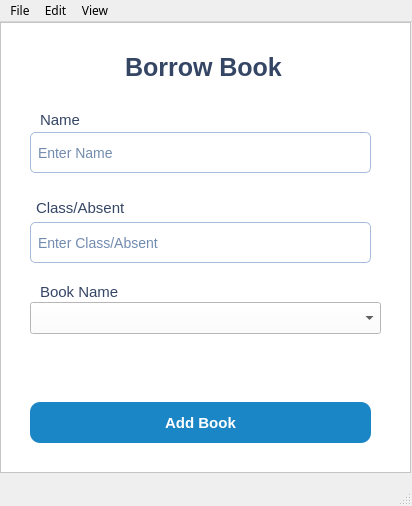
First picture: the form in src/ui/borrowBookPopUpWindow.ui, repository NicholasFeltrin/Bitary, before the edit.
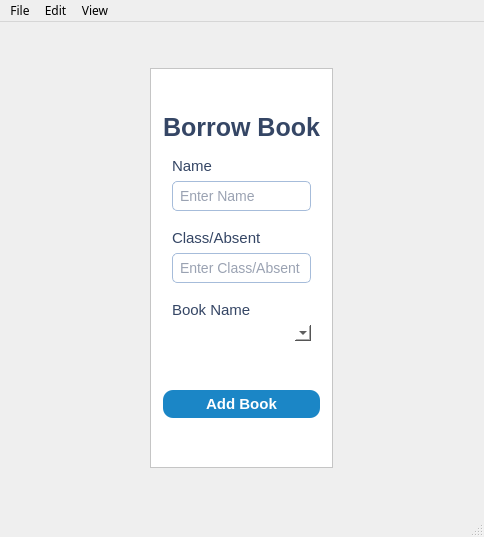
Second picture: the form after the edit. Icons and pictures are not drawn.

Commit message: made UI interactive

```diff
--- a/src/ui/borrowBookPopUpWindow.ui
+++ b/src/ui/borrowBookPopUpWindow.ui
@@ -6,8 +6,8 @@
    <rect>
     <x>0</x>
     <y>0</y>
-    <width>412</width>
-    <height>506</height>
+    <width>484</width>
+    <height>537</height>
    </rect>
   </property>
   <property name="font">
@@ -22,28 +22,62 @@
    <pixmap/>
   </property>
   <widget class="QWidget" name="centralwidget">
-   <widget class="QFrame" name="PinjamFrame">
-    <property name="enabled">
-     <bool>true</bool>
+   <layout class="QGridLayout" name="gridLayout">
+    <property name="leftMargin">
+     <number>0</number>
     </property>
-    <property name="geometry">
-     <rect>
-      <x>0</x>
-      <y>0</y>
-      <width>411</width>
-      <height>451</height>
-     </rect>
+    <property name="topMargin">
+     <number>0</number>
     </property>
-    <property name="font">
-     <font>
-      <family>.AppleSystemUIFont</family>
-     </font>
+    <property name="rightMargin">
+     <number>0</number>
     </property>
-    <property name="mouseTracking">
-     <bool>false</bool>
+    <property name="bottomMargin">
+     <number>0</number>
     </property>
+    <property name="spacing">
+     <number>0</number>
+    </property>
+    <item row="0" column="0">
+     <widget class="QWidget" name="widget" native="true">
+      <property name="minimumSize">
+       <size>
+        <width>181</width>
+        <height>371</height>
+       </size>
+      </property>
     <property name="styleSheet">
-     <string notr="true">background-color: rgba(255, 255, 255, 1)</string>
+       <string notr="true">background-color:grey;</string>
+      </property>
+      <layout class="QVBoxLayout" name="verticalLayout" stretch="0">
+       <property name="spacing">
+        <number>18</number>
+       </property>
+       <property name="sizeConstraint">
+        <enum>QLayout::SetFixedSize</enum>
+       </property>
+       <property name="leftMargin">
+        <number>0</number>
+       </property>
+       <property name="topMargin">
+        <number>0</number>
+       </property>
+       <property name="rightMargin">
+        <number>0</number>
+       </property>
+       <property name="bottomMargin">
+        <number>0</number>
+       </property>
+       <item>
+        <widget class="QFrame" name="frame">
+         <property name="minimumSize">
+          <size>
+           <width>181</width>
+           <height>0</height>
+          </size>
+         </property>
+         <property name="styleSheet">
+          <string notr="true">background-color:white;</string>
     </property>
     <property name="frameShape">
      <enum>QFrame::StyledPanel</enum>
@@ -51,15 +85,24 @@
     <property name="frameShadow">
      <enum>QFrame::Raised</enum>
     </property>
-    <widget class="QLabel" name="BITARY">
-     <property name="geometry">
-      <rect>
-       <x>125</x>
-       <y>30</y>
-       <width>161</width>
-       <height>31</height>
-      </rect>
-     </property>
+         <layout class="QVBoxLayout" name="verticalLayout_2" stretch="0,0,0,0,0,0">
+          <property name="sizeConstraint">
+           <enum>QLayout::SetMinimumSize</enum>
+          </property>
+          <property name="leftMargin">
+           <number>12</number>
+          </property>
+          <property name="topMargin">
+           <number>44</number>
+          </property>
+          <property name="rightMargin">
+           <number>12</number>
+          </property>
+          <property name="bottomMargin">
+           <number>49</number>
+          </property>
+          <item>
+           <widget class="QLabel" name="BITARY_2">
      <property name="font">
       <font>
        <family>Arial</family>
@@ -70,45 +113,35 @@
      <property name="styleSheet">
       <string notr="true">color:rgba(53, 70, 101, 1);
 font-size:25px;
-border-radius: 38px;</string>
+border-radius: 38px;
+text-align:center;</string>
      </property>
      <property name="text">
       <string>Borrow Book</string>
      </property>
-    </widget>
-    <widget class="QLineEdit" name="lineEdit_5">
-     <property name="geometry">
-      <rect>
-       <x>30</x>
-       <y>110</y>
-       <width>341</width>
-       <height>41</height>
-      </rect>
-     </property>
+            <property name="alignment">
+             <set>Qt::AlignCenter</set>
+            </property>
+           </widget>
+          </item>
+          <item>
+           <widget class="QFrame" name="frame_5">
      <property name="styleSheet">
-      <string notr="true">QLineEdit {
-    background-color: #ffffff; 
-    border: 1px solid #A6BCDA;   
-    border-radius: 5px;      
-    padding: 5px;              
-    font-size: 14px;   
-	color : #718BAE
- 
-}</string>
-     </property>
-     <property name="text">
-      <string>Enter Name</string>
-     </property>
-    </widget>
-    <widget class="QLabel" name="BITARY_7">
-     <property name="geometry">
-      <rect>
-       <x>40</x>
-       <y>90</y>
-       <width>41</width>
-       <height>16</height>
-      </rect>
-     </property>
+             <string notr="true">background-color:white;
+border:none</string>
+            </property>
+            <property name="frameShape">
+             <enum>QFrame::StyledPanel</enum>
+            </property>
+            <property name="frameShadow">
+             <enum>QFrame::Raised</enum>
+            </property>
+            <layout class="QVBoxLayout" name="verticalLayout_6">
+             <property name="bottomMargin">
+              <number>3</number>
+             </property>
+             <item>
+              <widget class="QLabel" name="Name_3">
      <property name="font">
       <font>
        <family>Arial</family>
@@ -126,15 +159,9 @@
       <string>Name</string>
      </property>
     </widget>
-    <widget class="QLineEdit" name="lineEdit_6">
-     <property name="geometry">
-      <rect>
-       <x>30</x>
-       <y>200</y>
-       <width>341</width>
-       <height>41</height>
-      </rect>
-     </property>
+             </item>
+             <item>
+              <widget class="QLineEdit" name="enterName_3">
      <property name="styleSheet">
       <string notr="true">QLineEdit {
     background-color: #ffffff; 
@@ -142,23 +169,38 @@
     border-radius: 5px;      
     padding: 5px;              
     font-size: 14px;   
-	color : #718BAE
- 
+	color:#354665;
 }</string>
      </property>
      <property name="text">
-      <string>Enter Class/Absent</string>
-     </property>
-    </widget>
-    <widget class="QLabel" name="BITARY_8">
-     <property name="geometry">
-      <rect>
-       <x>36</x>
-       <y>176</y>
-       <width>91</width>
-       <height>20</height>
-      </rect>
-     </property>
+                <string/>
+               </property>
+               <property name="placeholderText">
+                <string>Enter Name</string>
+               </property>
+              </widget>
+             </item>
+            </layout>
+           </widget>
+          </item>
+          <item>
+           <widget class="QFrame" name="frame_6">
+            <property name="styleSheet">
+             <string notr="true">background-color:white;
+border:none</string>
+            </property>
+            <property name="frameShape">
+             <enum>QFrame::StyledPanel</enum>
+            </property>
+            <property name="frameShadow">
+             <enum>QFrame::Raised</enum>
+            </property>
+            <layout class="QVBoxLayout" name="verticalLayout_7">
+             <property name="bottomMargin">
+              <number>3</number>
+             </property>
+             <item>
+              <widget class="QLabel" name="Name_4">
      <property name="font">
       <font>
        <family>Arial</family>
@@ -176,15 +218,90 @@
       <string>Class/Absent</string>
      </property>
     </widget>
-    <widget class="QPushButton" name="pushButton_3">
-     <property name="geometry">
-      <rect>
-       <x>30</x>
-       <y>380</y>
-       <width>341</width>
-       <height>41</height>
-      </rect>
-     </property>
+             </item>
+             <item>
+              <widget class="QLineEdit" name="enterName_4">
+               <property name="styleSheet">
+                <string notr="true">QLineEdit {
+    background-color: #ffffff; 
+    border: 1px solid #A6BCDA;   
+    border-radius: 5px;      
+    padding: 5px;              
+    font-size: 14px;   
+	color:#354665;
+}</string>
+               </property>
+               <property name="text">
+                <string/>
+               </property>
+               <property name="placeholderText">
+                <string>Enter Class/Absent</string>
+               </property>
+              </widget>
+             </item>
+            </layout>
+           </widget>
+          </item>
+          <item>
+           <widget class="QFrame" name="frame_7">
+            <property name="styleSheet">
+             <string notr="true">background-color:white;
+border:none</string>
+            </property>
+            <property name="frameShape">
+             <enum>QFrame::StyledPanel</enum>
+            </property>
+            <property name="frameShadow">
+             <enum>QFrame::Raised</enum>
+            </property>
+            <layout class="QVBoxLayout" name="verticalLayout_8">
+             <property name="bottomMargin">
+              <number>3</number>
+             </property>
+             <item>
+              <widget class="QLabel" name="Name_5">
+               <property name="font">
+                <font>
+                 <family>Arial</family>
+                 <pointsize>-1</pointsize>
+                 <bold>false</bold>
+                </font>
+               </property>
+               <property name="styleSheet">
+                <string notr="true">color:#354665;
+font-size:15px;
+border-radius: 38px;
+</string>
+               </property>
+               <property name="text">
+                <string>Book Name</string>
+               </property>
+              </widget>
+             </item>
+             <item>
+              <widget class="QComboBox" name="comboBox"/>
+             </item>
+            </layout>
+           </widget>
+          </item>
+          <item>
+           <spacer name="verticalSpacer">
+            <property name="orientation">
+             <enum>Qt::Vertical</enum>
+            </property>
+            <property name="sizeType">
+             <enum>QSizePolicy::Expanding</enum>
+            </property>
+            <property name="sizeHint" stdset="0">
+             <size>
+              <width>20</width>
+              <height>40</height>
+             </size>
+            </property>
+           </spacer>
+          </item>
+          <item>
+           <widget class="QPushButton" name="addBook">
      <property name="font">
       <font>
        <family>Arial</family>
@@ -205,44 +322,18 @@
      <property name="text">
       <string>Add Book</string>
      </property>
-    </widget>
-    <widget class="QComboBox" name="comboBox">
-     <property name="geometry">
-      <rect>
-       <x>30</x>
-       <y>280</y>
-       <width>351</width>
-       <height>32</height>
-      </rect>
-     </property>
-    </widget>
-    <widget class="QLabel" name="BITARY_9">
-     <property name="geometry">
-      <rect>
-       <x>40</x>
-       <y>260</y>
-       <width>91</width>
-       <height>20</height>
-      </rect>
-     </property>
-     <property name="font">
-      <font>
-       <family>Arial</family>
-       <pointsize>-1</pointsize>
-       <bold>false</bold>
-      </font>
-     </property>
-     <property name="styleSheet">
-      <string notr="true">color:#354665;
-font-size:15px;
-border-radius: 38px;
-</string>
-     </property>
-     <property name="text">
-      <string>Book Name</string>
-     </property>
-    </widget>
-   </widget>
+            <property name="checkable">
+             <bool>true</bool>
+            </property>
+           </widget>
+          </item>
+         </layout>
+        </widget>
+       </item>
+      </layout>
+     </widget>
+    </item>
+   </layout>
   </widget>
   <widget class="QStatusBar" name="statusbar"/>
   <widget class="QMenuBar" name="menubar">
@@ -250,7 +341,7 @@
     <rect>
      <x>0</x>
      <y>0</y>
-     <width>412</width>
+     <width>484</width>
      <height>24</height>
     </rect>
    </property>
```
Lines whose indentation alone changed are shown as unchanged. The commit also changes 2 other files.
